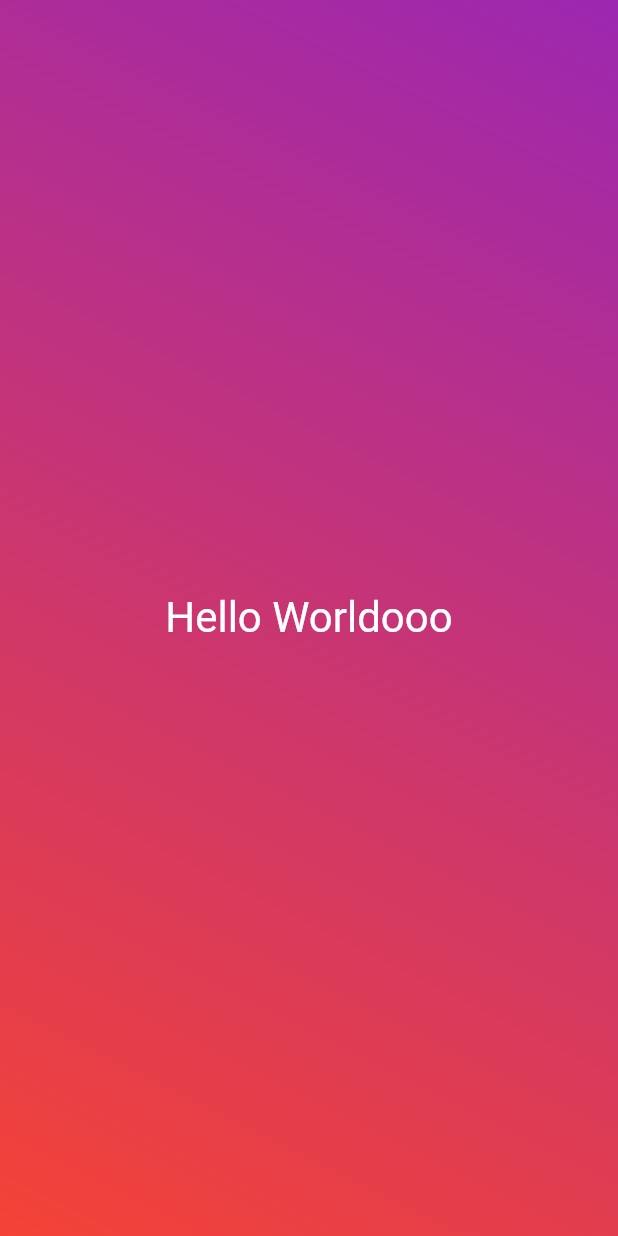
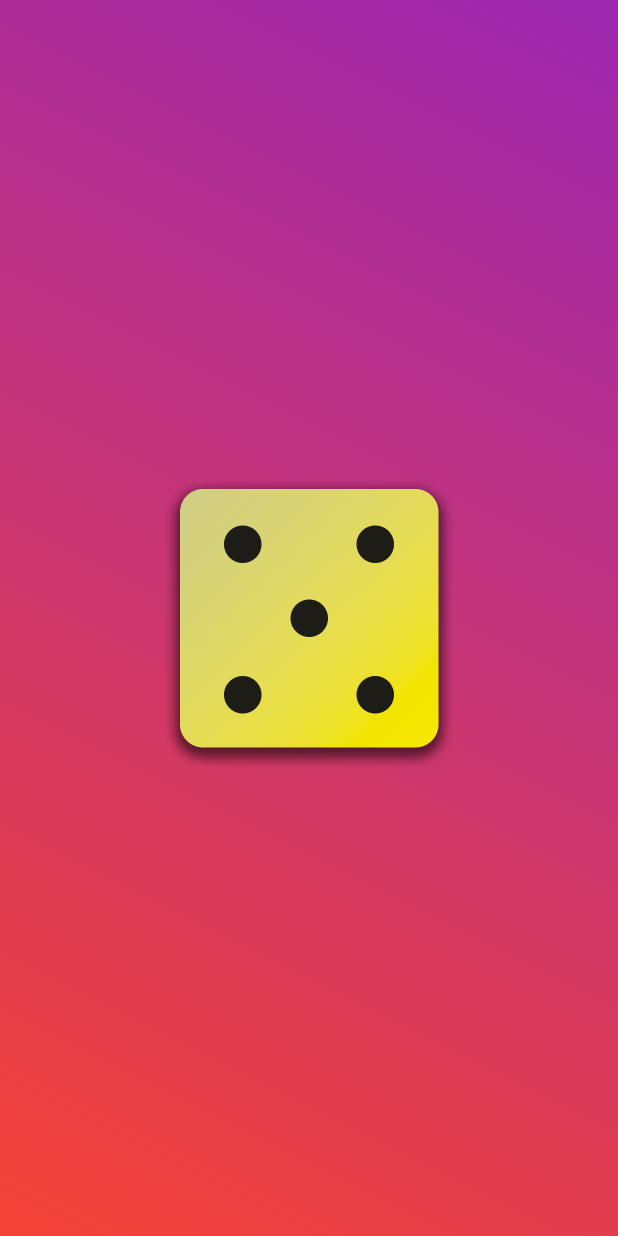
Before and after one commit to FatoomRe/1st-Flutter-CourseProject-DiceRoller, a Flutter app: the screen it shows after launch, on a phone screen of 412 x 824 dp. Run offline on Flutter 3.47's test engine with Material 2 defaults, Android fonts, the phone set to English and light mode, and no system bars.

Commit message:
v44 images

```diff
--- a/lib/gradient_container.dart
+++ b/lib/gradient_container.dart
@@ -1,4 +1,4 @@
-import 'package:firstcourseapp/style_text.dart';
+
 import 'package:flutter/material.dart';
 
 const startAlignement = Alignment.topRight;
@@ -22,8 +22,8 @@
           end: endAlignement,
         )
           ),
-          child: const Center(
-            child: StyledText('Hello Worldooo'),
+          child: Center(
+            child: Image.asset('assets/images/dice-5.png', width: 200,),
           ),
         );
   }
```
Also changed, not shown: pubspec.yaml (+11 -3 lines), assets/images/dice-1.png (added), assets/images/dice-2.png (added), assets/images/dice-3.png (added), assets/images/dice-4.png (added), assets/images/dice-5.png (added), assets/images/dice-6.png (added).
